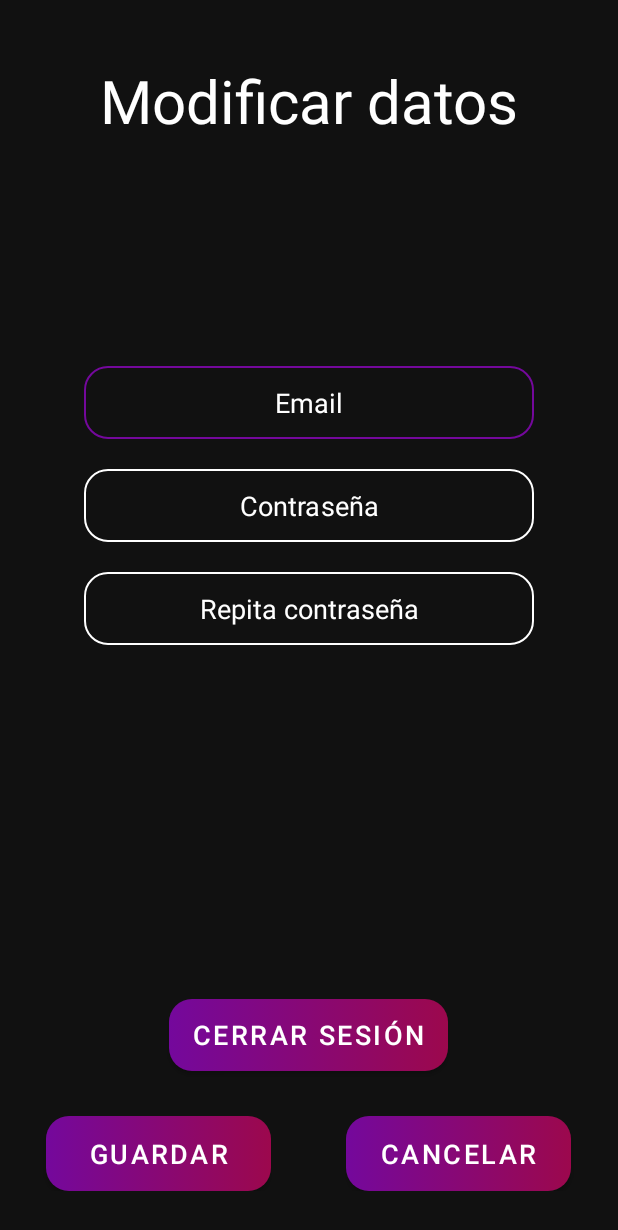
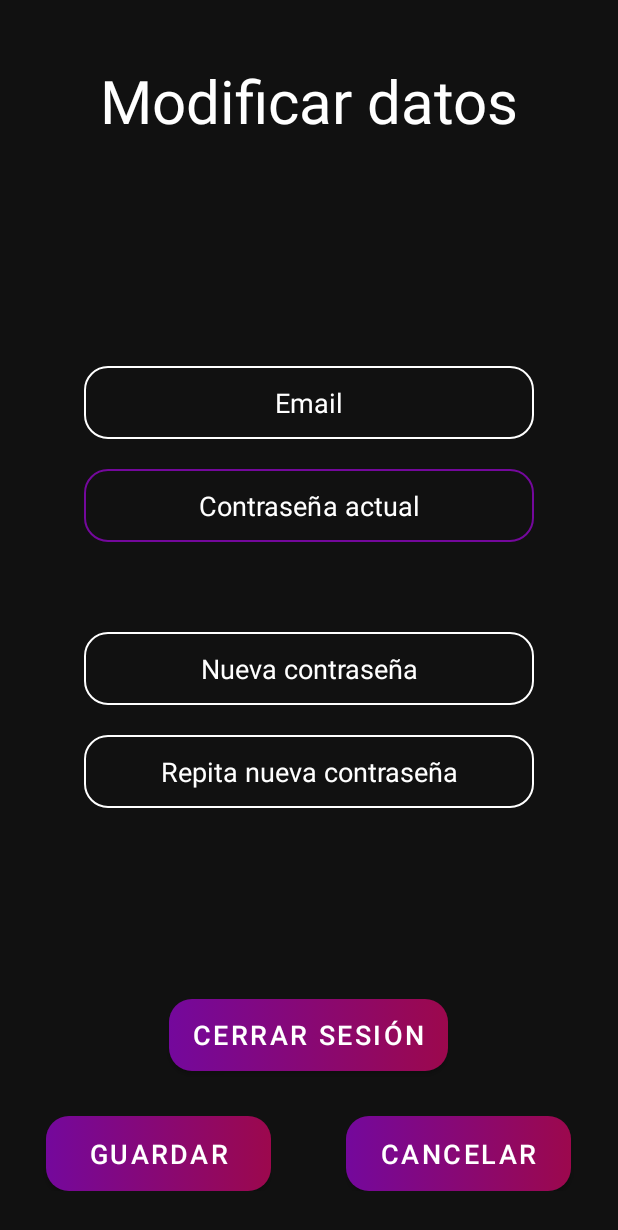
Before and after one commit to ZullieTW/ChatCaceres, an Android app: the EditarPerfil screen opened directly, with no data from a screen before it, after a tap on "GUARDAR", on a phone screen of 412 x 824 dp. Shown: the top 1230 px of the screen. Run offline under Robolectric (Android 15) with nearby library versions, the phone set to English and light mode, and no system bars; our stand-ins replace Firebase (no records; nobody signed in at launch, a user with empty details on screens opened directly); libraries missing offline, so code that uses them is left out: org.apache.commons.

Commit message:
1.2 Acabado modificar usuario y versión final

```diff
--- a/app/src/main/AndroidManifest.xml
+++ b/app/src/main/AndroidManifest.xml
@@ -6,9 +6,9 @@
         android:allowBackup="true"
         android:dataExtractionRules="@xml/data_extraction_rules"
         android:fullBackupContent="@xml/backup_rules"
-        android:icon="@mipmap/ic_launcher_final"
+        android:icon="@mipmap/ic_launcher"
         android:label="@string/app_name"
-        android:roundIcon="@mipmap/ic_launcher_final_round"
+        android:roundIcon="@mipmap/ic_launcher_round"
         android:supportsRtl="true"
         android:theme="@style/Theme.ChatCáceres"
         tools:targetApi="31">
--- a/app/src/main/java/com/example/chatcceres/EditarPerfil.java
+++ b/app/src/main/java/com/example/chatcceres/EditarPerfil.java
@@ -7,9 +7,15 @@ import android.widget.EditText;
 import android.widget.Toast;
 
 import androidx.activity.EdgeToEdge;
+import androidx.annotation.NonNull;
 import androidx.appcompat.app.AppCompatActivity;
+import androidx.core.app.ActivityCompat;
 
 import com.example.chatcceres.utils.FirebaseUtil;
+import com.google.android.gms.tasks.OnCompleteListener;
+import com.google.android.gms.tasks.Task;
+import com.google.firebase.auth.AuthCredential;
+import com.google.firebase.auth.EmailAuthProvider;
 import com.google.firebase.auth.FirebaseUser;
 
 import org.apache.commons.validator.routines.EmailValidator;
@@ -17,8 +23,9 @@ import org.apache.commons.validator.routines.EmailValidator;
 public class EditarPerfil extends AppCompatActivity {
 
     private EditText txtUsuario;
-    private EditText txtContrasena;
-    private EditText txtConfirmacion_contrasena;
+    private EditText txtContrasenaVieja;
+    private EditText txtContrasenaNueva;
+    private EditText txtCContrasenaNueva;
 
     private FirebaseUser usuarioRegistrado;
 
@@ -29,35 +36,48 @@ public class EditarPerfil extends AppCompatActivity {
         setContentView(R.layout.activity_editar_perfil);
 
         txtUsuario = findViewById(R.id.txtEditUsuario);
-        txtContrasena = findViewById(R.id.txtEditContrasena);
-        txtConfirmacion_contrasena = findViewById(R.id.txtEditCContrasena);
+        txtUsuario.setText(FirebaseUtil.getEmail());
+        txtUsuario.setFocusable(false);
+
+        txtContrasenaVieja = findViewById(R.id.txtEditContrasenaActual);
+        txtContrasenaNueva = findViewById(R.id.txtEditContrasenaNueva);
+        txtCContrasenaNueva = findViewById(R.id.txtEditCContrasenaNueva);
 
         usuarioRegistrado = FirebaseUtil.getUsuario();
     }
 
     public void onEditGuardar(View view) {
-        String usuario, contrasena, ccontrasena;
-        usuario = txtUsuario.getText().toString().trim();
-        contrasena = txtContrasena.getText().toString().trim();
-        ccontrasena = txtConfirmacion_contrasena.getText().toString().trim();
+        String contrasena_nueva, contrasena_vieja, ccontrasena_nueva;
+        contrasena_vieja = txtContrasenaVieja.getText().toString().trim();
+        contrasena_nueva = txtContrasenaNueva.getText().toString().trim();
+        ccontrasena_nueva = txtCContrasenaNueva.getText().toString().trim();
 
-        if (usuario.isEmpty() || contrasena.isEmpty() || ccontrasena.isEmpty()) {
+        if (contrasena_nueva.isEmpty() || contrasena_vieja.isEmpty() || ccontrasena_nueva.isEmpty()) {
             Toast.makeText(this, "Debe rellenar todos los campos", Toast.LENGTH_SHORT).show();
-        } else if (!EmailValidator.getInstance().isValid(usuario)) {
-            Toast.makeText(this, "No es un email válido", Toast.LENGTH_SHORT).show();
-        } else if (!contrasena.equals(ccontrasena)) {
-            Toast.makeText(this, "La contraseña no coincide", Toast.LENGTH_SHORT).show();
+        } else if (!contrasena_nueva.equals(ccontrasena_nueva)) {
+            Toast.makeText(this, "Las contraseñas no coinciden", Toast.LENGTH_SHORT).show();
         } else {
             try{
-                usuarioRegistrado.updatePassword(contrasena);
-                usuarioRegistrado.verifyBeforeUpdateEmail(usuario);
+                AuthCredential credencial = EmailAuthProvider.getCredential(FirebaseUtil.getEmail(), contrasena_vieja);
+                FirebaseUtil.getUsuario().reauthenticate(credencial).addOnCompleteListener(new OnCompleteListener<Void>() {
+                    @Override
+                    public void onComplete(@NonNull Task<Void> task) {
+                        usuarioRegistrado.updatePassword(contrasena_nueva);
+                    }
+                });
+
                 Toast.makeText(this, "Datos nuevos guardados", Toast.LENGTH_SHORT).show();
-                this.finish();
+                FirebaseUtil.getAuth().signOut();
+                Intent i = new Intent(this, LoginActivity.class);
+                i.setFlags(Intent.FLAG_ACTIVITY_NEW_TASK | Intent.FLAG_ACTIVITY_CLEAR_TOP);
+                startActivity(i);
+                ActivityCompat.finishAffinity(this);
             } catch (Exception e){
                 Toast.makeText(this, "Error al guardar datos nuevos", Toast.LENGTH_SHORT).show();
                 txtUsuario.setText("");
-                txtContrasena.setText("");
-                txtConfirmacion_contrasena.setText("");
+                txtContrasenaVieja.setText("");
+                txtContrasenaNueva.setText("");
+                txtCContrasenaNueva.setText("");
             }
 
         }
@@ -78,7 +98,9 @@ public class EditarPerfil extends AppCompatActivity {
 
     public void onCerrarSesion(View view) {
         FirebaseUtil.getAuth().signOut();
-        startActivity(new Intent(this, LoginActivity.class));
-        this.finish();
+        Intent i = new Intent(this, LoginActivity.class);
+        i.setFlags(Intent.FLAG_ACTIVITY_NEW_TASK | Intent.FLAG_ACTIVITY_CLEAR_TOP);
+        startActivity(i);
+        ActivityCompat.finishAffinity(this);
     }
 }
--- a/app/src/main/res/layout/activity_editar_perfil.xml
+++ b/app/src/main/res/layout/activity_editar_perfil.xml
@@ -39,14 +39,14 @@
         app:backgroundTint="@null" />
 
     <EditText
-        android:id="@+id/txtEditContrasena"
+        android:id="@+id/txtEditContrasenaActual"
         android:layout_width="300dp"
         android:layout_height="wrap_content"
         android:layout_gravity="center"
         android:layout_marginBottom="20sp"
         android:background="@drawable/stl_edittext"
         android:gravity="center"
-        android:hint="Contraseña"
+        android:hint="Contraseña actual"
         android:inputType="textPassword"
         android:autofillHints="password"
         android:maxLength="20"
@@ -56,14 +56,31 @@
         app:backgroundTint="@null" />
 
     <EditText
-        android:id="@+id/txtEditCContrasena"
+        android:id="@+id/txtEditContrasenaNueva"
+        android:layout_width="300dp"
+        android:layout_height="wrap_content"
+        android:layout_gravity="center"
+        android:layout_marginBottom="20dp"
+        android:layout_marginTop="40dp"
+        android:background="@drawable/stl_edittext"
+        android:gravity="center"
+        android:hint="Nueva contraseña"
+        android:inputType="textPassword"
+        android:autofillHints="password"
+        android:maxLength="20"
+        android:padding="12dp"
+        android:textColor="@color/white"
+        android:textColorHint="@color/white"
+        app:backgroundTint="@null" />
+    <EditText
+        android:id="@+id/txtEditCContrasenaNueva"
         android:layout_width="300dp"
         android:layout_height="wrap_content"
         android:layout_gravity="center"
         android:layout_marginBottom="20dp"
         android:background="@drawable/stl_edittext"
         android:gravity="center"
-        android:hint="Repita contraseña"
+        android:hint="Repita nueva contraseña"
         android:inputType="textPassword"
         android:autofillHints="password"
         android:maxLength="20"
```
Also changed, not shown: app/src/main/java/com/example/chatcceres/RegistrarActivity.java (+6 -9 lines).
